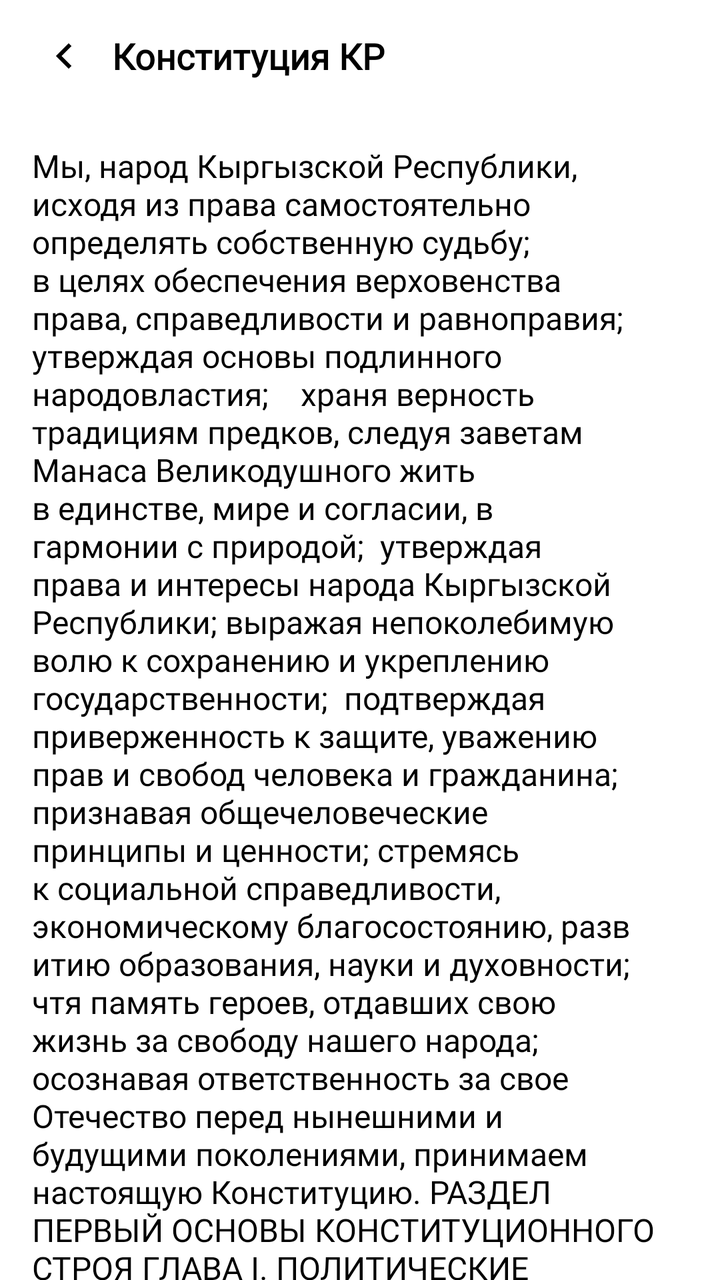
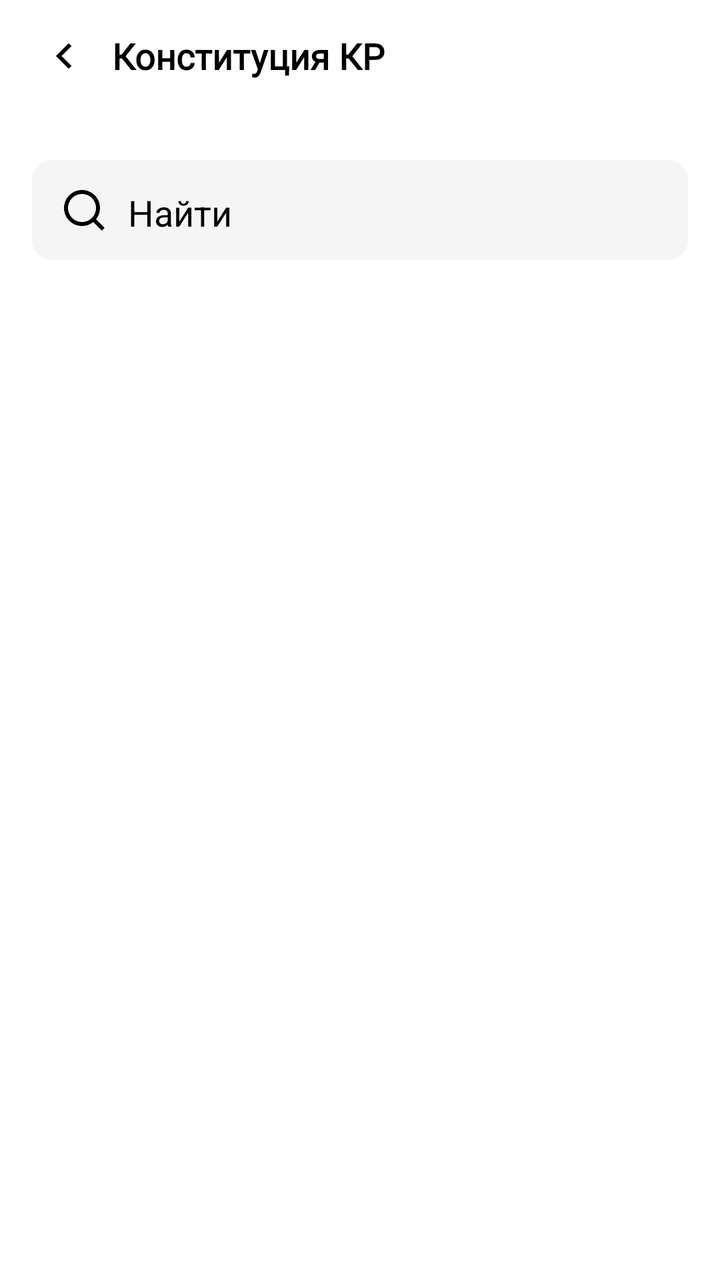

Screens rendered from an Android XML layout before and after an edit, with the pre-edit source and the edit as a unified diff.
<!-- AndroidManifest.xml: application theme Theme.GEEKS_PRO_MVD -->
<!-- res/layout/fragment_constitution.xml -->
<?xml version="1.0" encoding="utf-8"?>
<androidx.coordinatorlayout.widget.CoordinatorLayout xmlns:android="http://schemas.android.com/apk/res/android"
    xmlns:app="http://schemas.android.com/apk/res-auto"
    xmlns:tools="http://schemas.android.com/tools"
    android:layout_width="match_parent"
    android:layout_height="match_parent"
    android:background="@color/white"
    tools:context=".presentation.ui.fragments.documents.constitution.ConstitutionFragment">

    <com.google.android.material.appbar.AppBarLayout
        android:layout_width="match_parent"
        android:layout_height="?attr/actionBarSize"
        android:background="@color/white"
        android:orientation="vertical"
        app:elevation="0dp">

        <LinearLayout
            android:layout_width="match_parent"
            android:layout_height="wrap_content"
            android:layout_marginStart="16dp"
            android:layout_marginTop="12dp"
            android:orientation="horizontal"
            app:layout_scrollFlags="scroll|enterAlways">

            <ImageView
                android:id="@+id/fconstBackBtn"
                android:layout_width="32dp"
                android:layout_height="32dp"
                android:background="?attr/selectableItemBackgroundBorderless"
                android:padding="4dp"
                android:src="@drawable/arrow_left"
                tools:ignore="ContentDescription" />

            <TextView
                android:layout_width="wrap_content"
                android:layout_height="wrap_content"
                android:layout_gravity="center"
                android:layout_marginStart="8dp"
                android:fontFamily="@font/roboto"
                android:text="@string/constitution"
                android:textColor="@color/black"
                android:textSize="18sp"
                android:textStyle="bold" />

        </LinearLayout>

    </com.google.android.material.appbar.AppBarLayout>

    <androidx.core.widget.NestedScrollView
        android:layout_width="match_parent"
        android:layout_height="match_parent"
        app:layout_behavior="com.google.android.material.appbar.AppBarLayout$ScrollingViewBehavior">

        <TextView
            android:id="@+id/fconstDescription"
            android:layout_width="match_parent"
            android:layout_height="wrap_content"
            android:layout_marginStart="16dp"
            android:layout_marginTop="16dp"
            android:layout_marginEnd="16dp"
            android:layout_marginBottom="8dp"
            android:fontFamily="@font/roboto"
            android:longClickable="true"
            android:paddingBottom="24dp"
            android:text="@string/i_1_1_2_3_4_5_6_2_1_2_3_4_18_5_6_3_1_2"
            android:textColor="@color/black"
            android:textIsSelectable="true"
            android:textSize="16sp" />

    </androidx.core.widget.NestedScrollView>

</androidx.coordinatorlayout.widget.CoordinatorLayout>
<!-- resources referenced by this layout -->
<resources>
  <color name="black">#FF000000</color>
  <color name="white">#FFFFFFFF</color>
  <string name="constitution">Конституция КР</string>
  <string name="i_1_1_2_3_4_5_6_2_1_2_3_4_18_5_6_3_1_2">Мы, народ Кыргызской Республики, исходя из права самостоятельно определять собственную судьбу;  в целях обеспечения верховенства права, справедливости и равноправия; утверждая основы подлинного народовластия;    храня верность традициям предков, следуя заветам Манаса Великодушного жить в единстве, мире и согласии, в гармонии с природой;  утверждая права и интересы народа Кыргызской Республики; выражая непоколебимую волю к сохранению и укреплению государственности;  подтверждая приверженность к защите, уважению прав и свобод человека и гражданина; признавая общечеловеческие принципы и ценности; стремясь к социальной справедливости, экономическому благосостоянию, развитию образования, науки и духовности; чтя память героев, отдавших свою жизнь за свободу нашего народа; осознавая ответственность за свое Отечество перед нынешними и будущими поколениями, принимаем настоящую Конституцию. РАЗДЕЛ ПЕРВЫЙ ОСНОВЫ КОНСТИТУЦИОННОГО СТРОЯ ГЛАВА I. ПОЛИТИЧЕСКИЕ ОСНОВЫ КОНСТИТУЦИОННОГО СТРОЯ Статья 1 1. Кыргызская Республика (Кыргызстан) – независимое, суверенное, демократическое, унитарное, правовое, светское и социальное государство. 2. Суверенитет Кыргызской Республики не ограничен и распространяется на всю ее территорию.  3. Кыргызская Республика самостоятельно проводит внутреннюю и внешнюю политику. 4. Народ Кыргызской Республики – носитель суверенитета и единственный источник государственной власти. 5. Народ Кыргызстана составляют граждане всех этносов Кыргызской Республики.  6. От имени народа Кыргызской Республики вправе выступать Президент и Жогорку Кенеш.  Статья 2 1. Самостоятельное определение основ конституционного строя является суверенным правом народа Кыргызской Республики. 2. В Кыргызской Республике народовластие основывается на принципах принадлежности всей полноты власти народу, защиты прав и свобод человека и гражданина, свободного и реального доступа к управлению делами государства и общества.  3. Граждане Кыргызской Республики осуществляют свою власть непосредственно на выборах и референдумах (всенародное голосование),  а также через систему государственных органов и органов местного самоуправления на основе Конституции и законов Кыргызской Республики. 4. Выборы и референдумы проводятся на основе свободного, всеобщего, равного и прямого избирательного права при тайном голосовании. Правом избирать обладают граждане Кыргызской Республики, достигшие 18 лет. 5. На референдум могут быть вынесены законы и другие вопросы государственного значения. Порядок проведения референдума устанавливается конституционным законом. 6. Запрещается влиять на свободу выбора избирателей, используя запрещенные законом финансовые, административные и иные ресурсы. Статья 3 1. Территория Кыргызской Республики в пределах ее границ целостна и неприкосновенна. 2. В целях организации государственного управления и местного самоуправления территория Кыргызской Республики делится на определяемые законом административно-территориальные единицы.</string>
  <style name="Theme.GEEKS_PRO_MVD" parent="Base.Theme.GEEKS_PRO_MVD">
          <item name="colorPrimary">@color/dark_blue</item>
          <item name="colorPrimaryDark">#FDFDFD</item>
          <item name="colorAccent">@color/gray</item>
          <item name="android:navigationBarColor">@color/dark_blue</item>
          <item name="android:windowBackground">@color/white</item>
      </style>
  <color name="dark_blue">#003669</color>
  <color name="gray">#a4a4a4</color>
  <!-- unchanged entries left out for length: 2 -->
</resources>

<!-- the commit's change to res/layout/fragment_constitution.xml (unified diff, before → after) -->
@@ -1,5 +1,5 @@
 <?xml version="1.0" encoding="utf-8"?>
-<androidx.coordinatorlayout.widget.CoordinatorLayout xmlns:android="http://schemas.android.com/apk/res/android"
+<androidx.constraintlayout.widget.ConstraintLayout xmlns:android="http://schemas.android.com/apk/res/android"
     xmlns:app="http://schemas.android.com/apk/res-auto"
     xmlns:tools="http://schemas.android.com/tools"
     android:layout_width="match_parent"
@@ -8,13 +8,16 @@
     tools:context=".presentation.ui.fragments.documents.constitution.ConstitutionFragment">
 
     <com.google.android.material.appbar.AppBarLayout
+        android:id="@+id/app_bar"
         android:layout_width="match_parent"
         android:layout_height="?attr/actionBarSize"
         android:background="@color/white"
         android:orientation="vertical"
-        app:elevation="0dp">
+        app:elevation="0dp"
+        app:layout_constraintTop_toTopOf="parent">
 
         <LinearLayout
+            android:id="@+id/ll_kr"
             android:layout_width="match_parent"
             android:layout_height="wrap_content"
             android:layout_marginStart="16dp"
@@ -46,27 +49,141 @@
 
     </com.google.android.material.appbar.AppBarLayout>
 
-    <androidx.core.widget.NestedScrollView
+    <TextView
+        android:id="@+id/et_search"
+        android:layout_width="match_parent"
+        android:layout_height="50dp"
+        android:layout_marginStart="16dp"
+        android:layout_marginTop="24dp"
+        android:layout_marginEnd="16dp"
+        android:layout_marginBottom="8dp"
+        android:background="@drawable/rounder_search"
+        android:drawablePadding="10dp"
+        android:padding="14dp"
+        android:text="@string/find"
+        android:textColor="@color/black"
+        android:textSize="18sp"
+        app:drawableStartCompat="@drawable/search_line_sc"
+        app:layout_constraintTop_toBottomOf="@id/app_bar"
+        />
+
+    <androidx.recyclerview.widget.RecyclerView
+        android:id="@+id/rv_constitution"
+        android:layout_width="match_parent"
+        android:layout_height="0dp"
+        android:layout_marginTop="8dp"
+        app:layout_constraintTop_toBottomOf="@id/et_search"
+        app:layoutManager="androidx.recyclerview.widget.LinearLayoutManager"
+        tools:listitem="@layout/item_constitution"/>
+
+    <FrameLayout
+        android:id="@+id/fcLawProgressBar"
         android:layout_width="match_parent"
         android:layout_height="match_parent"
-        app:layout_behavior="com.google.android.material.appbar.AppBarLayout$ScrollingViewBehavior">
+        android:layout_marginTop="?attr/actionBarSize"
+        android:visibility="gone"
+        >
 
-        <TextView
-            android:id="@+id/fconstDescription"
+        <include layout="@layout/progress_bar" />
+
+    </FrameLayout>
+
+</androidx.constraintlayout.widget.ConstraintLayout>
+<!-- res/layout/item_constitution.xml (included above) -->
+<?xml version="1.0" encoding="utf-8"?>
+<androidx.cardview.widget.CardView xmlns:android="http://schemas.android.com/apk/res/android"
+    android:layout_width="match_parent"
+    xmlns:tools="http://schemas.android.com/tools"
+    xmlns:app="http://schemas.android.com/apk/res-auto"
+    android:layout_marginTop="6dp"
+    android:clickable="true"
+    android:elevation="8dp"
+    android:focusable="true"
+    android:orientation="vertical"
+    android:outlineSpotShadowColor="@color/cardview_shadow"
+    app:cardBackgroundColor="@color/white"
+    app:cardCornerRadius="10dp"
+    app:cardElevation="6dp"
+    tools:ignore="UnusedAttribute"
+    android:layout_height="wrap_content"
+    style="@style/card_view_drop_down">
+
+    <LinearLayout
+        android:layout_width="match_parent"
+        android:layout_height="wrap_content"
+        android:orientation="vertical">
+
+        <FrameLayout
             android:layout_width="match_parent"
             android:layout_height="wrap_content"
-            android:layout_marginStart="16dp"
-            android:layout_marginTop="16dp"
-            android:layout_marginEnd="16dp"
-            android:layout_marginBottom="8dp"
-            android:fontFamily="@font/roboto"
-            android:longClickable="true"
-            android:paddingBottom="24dp"
-            android:text="@string/i_1_1_2_3_4_5_6_2_1_2_3_4_18_5_6_3_1_2"
-            android:textColor="@color/black"
-            android:textIsSelectable="true"
-            android:textSize="16sp" />
+            android:orientation="horizontal">
 
-    </androidx.core.widget.NestedScrollView>
+            <TextView
+                android:id="@+id/tv_laws"
+                android:layout_width="wrap_content"
+                android:layout_height="wrap_content"
+                android:layout_gravity="center_vertical"
+                android:layout_marginStart="10dp"
+                android:fontFamily="@font/roboto"
+                android:paddingVertical="20dp"
+                android:text="@string/section"
+                android:textColor="@color/black"
+                android:textSize="18sp"
+                android:textStyle="bold" />
 
-</androidx.coordinatorlayout.widget.CoordinatorLayout>
+            <ImageView
+                android:id="@+id/iv_spinner"
+                android:layout_width="50dp"
+                android:layout_height="wrap_content"
+                android:layout_gravity="end|center"
+                android:clickable="true"
+                android:focusable="true"
+                android:padding="16dp"
+                android:src="@drawable/spinner_icon_two"
+                tools:ignore="ContentDescription" />
+
+        </FrameLayout>
+
+        <View
+            android:id="@+id/tv_spinner"
+            android:layout_width="match_parent"
+            android:layout_height="1dp"
+            android:background="@color/gray" />
+
+        <LinearLayout
+            android:id="@+id/linear"
+            android:layout_width="match_parent"
+            android:layout_height="wrap_content">
+
+            <TextView
+                android:id="@+id/tv_charter"
+                android:layout_width="wrap_content"
+                android:layout_height="wrap_content"
+                android:layout_gravity="center_vertical"
+                android:layout_marginStart="10dp"
+                android:fontFamily="@font/roboto"
+                android:paddingVertical="20dp"
+                android:text="@string/chapter"
+                android:textColor="@color/black"
+                android:textSize="16sp"
+                android:textStyle="bold" />
+        </LinearLayout>
+
+    </LinearLayout>
+
+</androidx.cardview.widget.CardView>
+<!-- res/layout/progress_bar.xml (included above) -->
+<?xml version="1.0" encoding="utf-8"?>
+<FrameLayout xmlns:android="http://schemas.android.com/apk/res/android"
+    android:layout_width="match_parent"
+    android:layout_height="match_parent"
+    android:background="@color/white">
+
+    <ProgressBar
+        android:layout_width="60dp"
+        android:layout_height="60dp"
+        android:layout_gravity="center"
+        android:layout_marginBottom="50dp"
+        android:theme="@style/progressBarBlue" />
+
+</FrameLayout>
<!-- resource entries referenced after the edit -->
@@ -1,9 +1,51 @@
 <!-- resources referenced by this layout -->
 <resources>
   <color name="black">#FF000000</color>
+  <color name="cardview_shadow">#003669</color>
   <color name="white">#FFFFFFFF</color>
+  <!-- drawable rounder_search (drawable) -->
+  <?xml version="1.0" encoding="utf-8"?>
+  <shape xmlns:android="http://schemas.android.com/apk/res/android">
+      <corners android:radius="10dp"/>
+      <solid android:color="@color/light_gray"/>
+  </shape>
+  <!-- drawable search_line_sc (drawable) -->
+  <vector xmlns:android="http://schemas.android.com/apk/res/android"
+      android:width="24dp"
+      android:height="24dp"
+      android:viewportWidth="24"
+      android:viewportHeight="24">
+    <path
+        android:pathData="M18.031,16.617L22.314,20.899L20.899,22.314L16.617,18.031C15.077,19.263 13.124,20 11,20C6.032,20 2,15.968 2,11C2,6.032 6.032,2 11,2C15.968,2 20,6.032 20,11C20,13.124 19.263,15.077 18.031,16.617ZM16.025,15.875C17.247,14.615 18,12.896 18,11C18,7.133 14.868,4 11,4C7.133,4 4,7.133 4,11C4,14.868 7.133,18 11,18C12.896,18 14.615,17.247 15.875,16.025L16.025,15.875Z"
+        android:fillColor="#000000"/>
+  </vector>
+  <!-- drawable spinner_icon_two (drawable) -->
+  <vector xmlns:android="http://schemas.android.com/apk/res/android"
+      android:width="14dp"
+      android:height="8dp"
+      android:viewportWidth="14"
+      android:viewportHeight="8">
+      <path
+          android:fillColor="#000000"
+          android:pathData="M7,5.172L11.95,0.222L13.364,1.636L7,8L0.636,1.636L2.05,0.222L7,5.172Z" />
+  </vector>
+  <string name="chapter">Глава</string>
   <string name="constitution">Конституция КР</string>
-  <string name="i_1_1_2_3_4_5_6_2_1_2_3_4_18_5_6_3_1_2">Мы, народ Кыргызской Республики, исходя из права самостоятельно определять собственную судьбу;  в целях обеспечения верховенства права, справедливости и равноправия; утверждая основы подлинного народовластия;    храня верность традициям предков, следуя заветам Манаса Великодушного жить в единстве, мире и согласии, в гармонии с природой;  утверждая права и интересы народа Кыргызской Республики; выражая непоколебимую волю к сохранению и укреплению государственности;  подтверждая приверженность к защите, уважению прав и свобод человека и гражданина; признавая общечеловеческие принципы и ценности; стремясь к социальной справедливости, экономическому благосостоянию, развитию образования, науки и духовности; чтя память героев, отдавших свою жизнь за свободу нашего народа; осознавая ответственность за свое Отечество перед нынешними и будущими поколениями, принимаем настоящую Конституцию. РАЗДЕЛ ПЕРВЫЙ ОСНОВЫ КОНСТИТУЦИОННОГО СТРОЯ ГЛАВА I. ПОЛИТИЧЕСКИЕ ОСНОВЫ КОНСТИТУЦИОННОГО СТРОЯ Статья 1 1. Кыргызская Республика (Кыргызстан) – независимое, суверенное, демократическое, унитарное, правовое, светское и социальное государство. 2. Суверенитет Кыргызской Республики не ограничен и распространяется на всю ее территорию.  3. Кыргызская Республика самостоятельно проводит внутреннюю и внешнюю политику. 4. Народ Кыргызской Республики – носитель суверенитета и единственный источник государственной власти. 5. Народ Кыргызстана составляют граждане всех этносов Кыргызской Республики.  6. От имени народа Кыргызской Республики вправе выступать Президент и Жогорку Кенеш.  Статья 2 1. Самостоятельное определение основ конституционного строя является суверенным правом народа Кыргызской Республики. 2. В Кыргызской Республике народовластие основывается на принципах принадлежности всей полноты власти народу, защиты прав и свобод человека и гражданина, свободного и реального доступа к управлению делами государства и общества.  3. Граждане Кыргызской Республики осуществляют свою власть непосредственно на выборах и референдумах (всенародное голосование),  а также через систему государственных органов и органов местного самоуправления на основе Конституции и законов Кыргызской Республики. 4. Выборы и референдумы проводятся на основе свободного, всеобщего, равного и прямого избирательного права при тайном голосовании. Правом избирать обладают граждане Кыргызской Республики, достигшие 18 лет. 5. На референдум могут быть вынесены законы и другие вопросы государственного значения. Порядок проведения референдума устанавливается конституционным законом. 6. Запрещается влиять на свободу выбора избирателей, используя запрещенные законом финансовые, административные и иные ресурсы. Статья 3 1. Территория Кыргызской Республики в пределах ее границ целостна и неприкосновенна. 2. В целях организации государственного управления и местного самоуправления территория Кыргызской Республики делится на определяемые законом административно-территориальные единицы.</string>
+  <string name="find">Найти</string>
+  <string name="section">Раздел</string>
+  <style name="card_view_drop_down">
+          <item name="android:layout_width">match_parent</item>
+          <item name="android:layout_height">60dp</item>
+          <item name="android:layout_marginStart">16dp</item>
+          <item name="android:layout_marginEnd">16dp</item>
+          <item name="android:layout_marginBottom">16dp</item>
+          <item name="cardBackgroundColor">@color/white</item>
+          <item name="cardCornerRadius">10dp</item>
+          <item name="cardElevation">5dp</item>
+      </style>
+  <style name="progressBarBlue" parent="@style/Theme.AppCompat">
+          <item name="colorAccent">@color/dark_blue</item>
+      </style>
   <style name="Theme.GEEKS_PRO_MVD" parent="Base.Theme.GEEKS_PRO_MVD">
           <item name="colorPrimary">@color/dark_blue</item>
           <item name="colorPrimaryDark">#FDFDFD</item>
@@ -11,6 +53,7 @@
           <item name="android:navigationBarColor">@color/dark_blue</item>
           <item name="android:windowBackground">@color/white</item>
       </style>
+  <color name="light_gray">#F5F5F5</color>
   <color name="dark_blue">#003669</color>
   <color name="gray">#a4a4a4</color>
   <!-- unchanged entries left out for length: 2 -->
